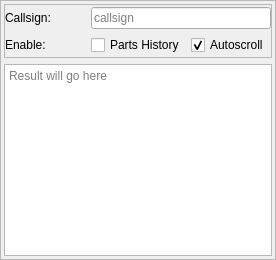
Before: the Qt Designer form src/blackgui/components/aircraftpartshistory.ui in swift-project/pilotclient, drawn with Qt 5.
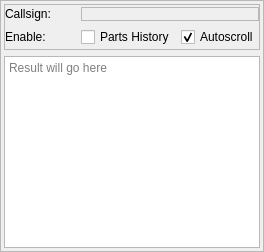
After: the same form once the commit is applied. Custom widgets are drawn as their Qt base class.

Commit message:
Ref T171, use callsign completer in history and matcher log
* "private slots" -> "private"
* UI connects as Qt::QueuedConnection

Patch:
```diff
--- a/src/blackgui/components/aircraftpartshistory.ui
+++ b/src/blackgui/components/aircraftpartshistory.ui
@@ -6,8 +6,8 @@
    <rect>
     <x>0</x>
     <y>0</y>
-    <width>276</width>
-    <height>260</height>
+    <width>264</width>
+    <height>252</height>
    </rect>
   </property>
   <property name="windowTitle">
@@ -77,13 +77,6 @@
         </property>
        </widget>
       </item>
-      <item row="0" column="1" colspan="2">
-       <widget class="QLineEdit" name="le_Callsign">
-        <property name="placeholderText">
-         <string>callsign</string>
-        </property>
-       </widget>
-      </item>
       <item row="1" column="2">
        <widget class="QCheckBox" name="cb_AutoScrollEnabled">
         <property name="text">
@@ -94,6 +87,16 @@
         </property>
        </widget>
       </item>
+      <item row="0" column="1" colspan="2">
+       <widget class="BlackGui::Components::CCallsignCompleter" name="comp_CallsignCompleter">
+        <property name="frameShape">
+         <enum>QFrame::StyledPanel</enum>
+        </property>
+        <property name="frameShadow">
+         <enum>QFrame::Raised</enum>
+        </property>
+       </widget>
+      </item>
      </layout>
     </widget>
    </item>
@@ -112,6 +115,14 @@
    </item>
   </layout>
  </widget>
+ <customwidgets>
+  <customwidget>
+   <class>BlackGui::Components::CCallsignCompleter</class>
+   <extends>QFrame</extends>
+   <header>blackgui/components/callsigncompleter.h</header>
+   <container>1</container>
+  </customwidget>
+ </customwidgets>
  <resources/>
  <connections/>
 </ui>
```
The commit also changes 5 other files.
